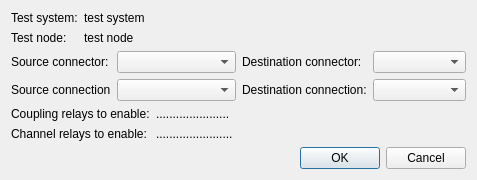
scandyna/multidiagtools, file src/mdttools/mdttesttool/mdtTtRelayPathDialog.ui: the form before one commit.
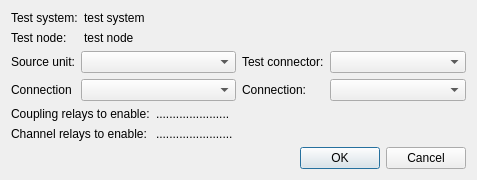
The form after the commit.

```diff
--- a/src/mdttools/mdttesttool/mdtTtRelayPathDialog.ui
+++ b/src/mdttools/mdttesttool/mdtTtRelayPathDialog.ui
@@ -53,7 +53,7 @@
        <item row="0" column="0">
         <widget class="QLabel" name="lbSourceConnector">
          <property name="text">
-          <string>Source connector:</string>
+          <string>Source unit:</string>
          </property>
         </widget>
        </item>
@@ -63,7 +63,7 @@
        <item row="1" column="0">
         <widget class="QLabel" name="lbSourceConnection">
          <property name="text">
-          <string>Source connection</string>
+          <string>Connection</string>
          </property>
         </widget>
        </item>
@@ -81,7 +81,7 @@
        <item row="0" column="0">
         <widget class="QLabel" name="lbDestinationConnector">
          <property name="text">
-          <string>Destination connector:</string>
+          <string>Test connector:</string>
          </property>
         </widget>
        </item>
@@ -91,7 +91,7 @@
        <item row="1" column="0">
         <widget class="QLabel" name="lbDestinationConnection">
          <property name="text">
-          <string>Destination connection:</string>
+          <string>Connection:</string>
          </property>
         </widget>
        </item>
```
Left out of the diff: 8 changed lines with no effect on the pictures.
